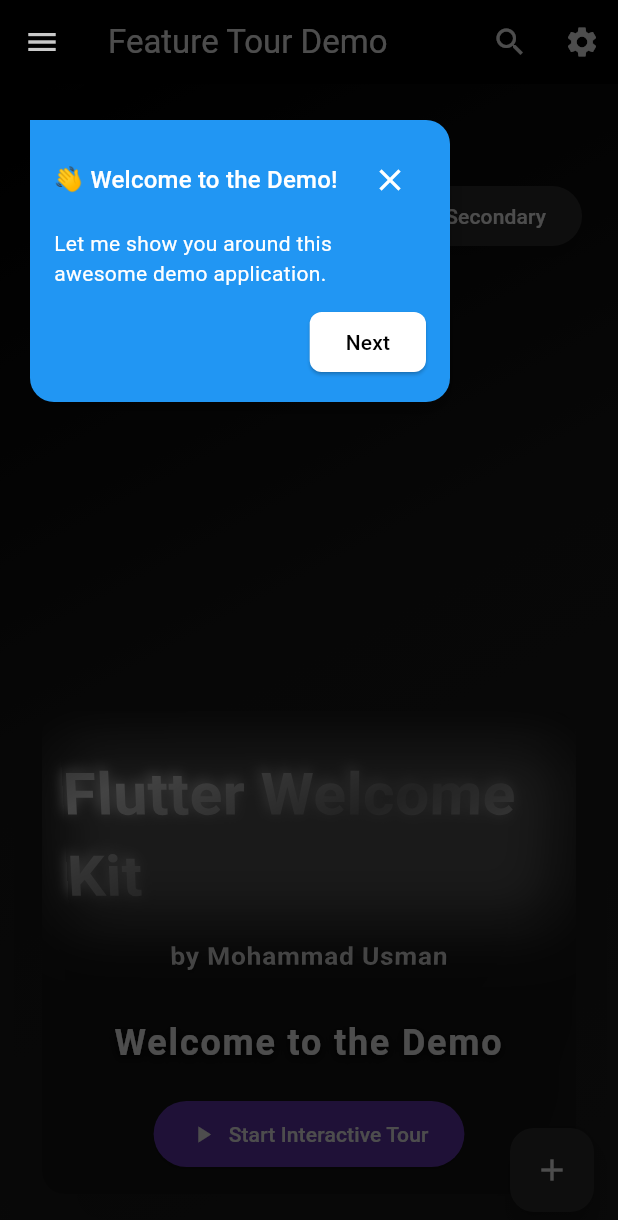
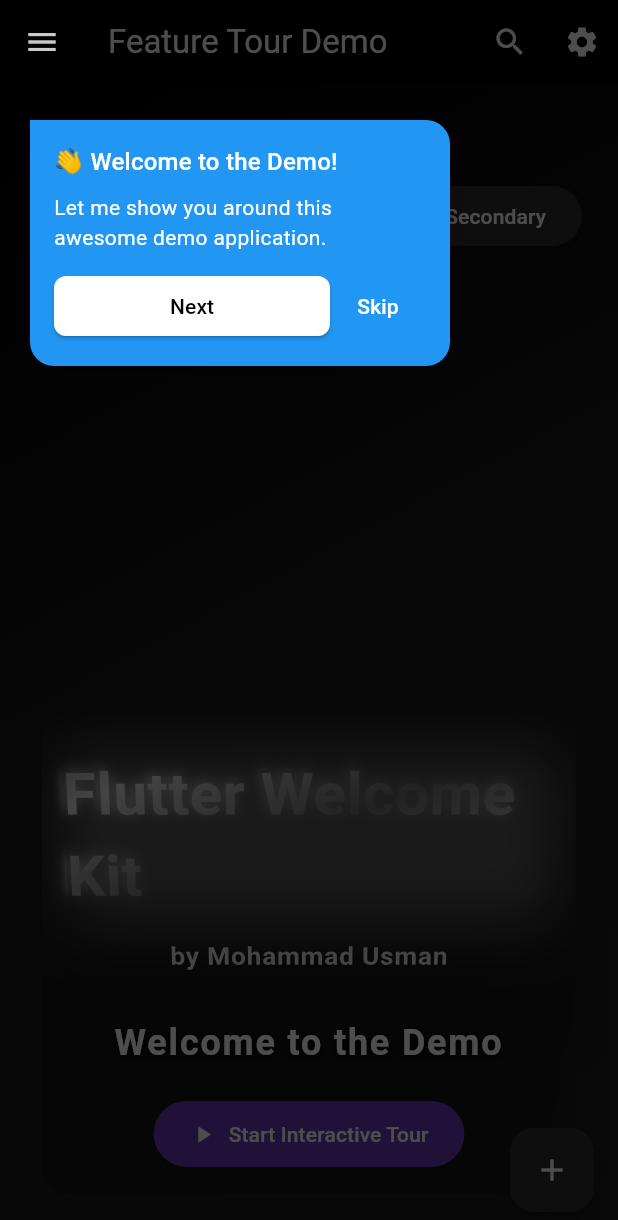
Before and after one commit to karim-mvp/flutter_welcome_kit, a Flutter app: the screen it shows after launch, after a tap on "Start Interactive Tour", on a phone screen of 412 x 824 dp. Shown: the top 1220 px of the screen. Run offline on Flutter 3.47's test engine with Material 3 defaults, Android fonts, the phone set to English and light mode, and no system bars.

Commit message:
Refactor TooltipCard to remove redundant GestureDetector and update skip button handling

```diff
--- a/lib/core/tour_step.dart
+++ b/lib/core/tour_step.dart
@@ -10,6 +10,8 @@ class TourStep {
   final bool isLast;
   final Color? buttonBackgroundColor;
   final Color? foregroundColor;
+  final String? skipText;
+  final Color? skipColor;
   final String? fontFamily;
 
   const TourStep({
@@ -22,6 +24,8 @@ class TourStep {
     this.isLast = false,
     this.buttonBackgroundColor,
     this.foregroundColor,
+    this.skipColor,
+    this.skipText,
     this.fontFamily,
   });
 }
--- a/lib/widgets/tooltip_card.dart
+++ b/lib/widgets/tooltip_card.dart
@@ -191,15 +191,15 @@ class _TooltipCardState extends State<TooltipCard>
       },
       child: Stack(
         children: [
-          GestureDetector(
-            onTap: widget.onSkip,
-            behavior: HitTestBehavior.translucent,
-            child: Container(
-              width: screenSize.width,
-              height: screenSize.height,
-              color: Colors.transparent,
-            ),
-          ),
+          // GestureDetector(
+          //   onTap: widget.onSkip,
+          //   behavior: HitTestBehavior.translucent,
+          //   child: Container(
+          //     width: screenSize.width,
+          //     height: screenSize.height,
+          //     color: Colors.transparent,
+          //   ),
+          // ),
           Positioned(
             top: position.dy,
             left: position.dx,
@@ -274,13 +274,6 @@ class _TooltipCardState extends State<TooltipCard>
                                         ),
                                   ),
                                 ),
-                                IconButton(
-                                  onPressed: widget.onSkip,
-                                  icon: const Icon(Icons.close),
-                                  splashRadius: 20,
-                                  tooltip: 'Close',
-                                  color: textColor,
-                                ),
                               ],
                             ),
                             const SizedBox(height: 8),
@@ -297,7 +290,8 @@ class _TooltipCardState extends State<TooltipCard>
                             Row(
                               mainAxisAlignment: MainAxisAlignment.end,
                               children: [
-                                ElevatedButton(
+                                Expanded(
+                                  child: ElevatedButton(
                                     onPressed: widget.onNext,
                                     style: ElevatedButton.styleFrom(
                                       backgroundColor: widget
@@ -318,6 +312,17 @@ class _TooltipCardState extends State<TooltipCard>
                                         fontFamily: widget.step.fontFamily,
                                       ),
                                     ),
+                                  ),
+                                ),
+                                TextButton(
+                                  onPressed: widget.onSkip,
+                                  child: Text(
+                                   widget.step. skipText ?? "Skip",
+                                    style: TextStyle(
+                                      fontFamily: widget.step.fontFamily,
+                                    ),
+                                  ),
+
                                 ),
                               ],
                             ),
```
Lines whose indentation alone changed are shown as unchanged.
